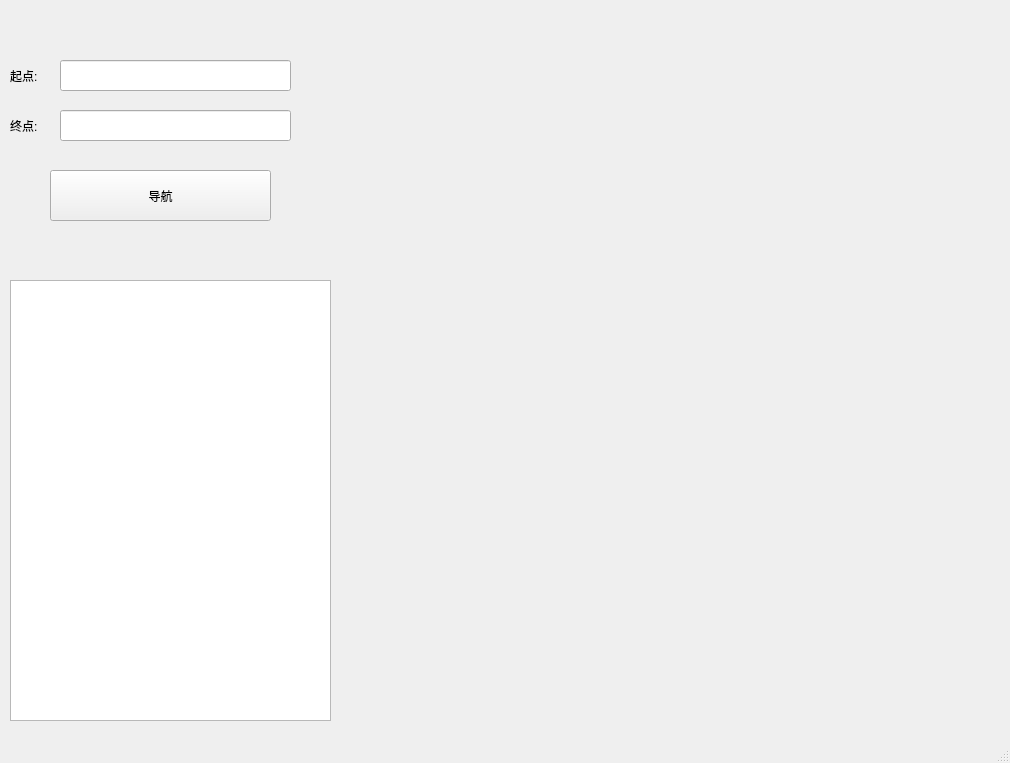
tangdouer1005/DataStructure_course_design, file src/navigation_window.ui: the form before one commit.
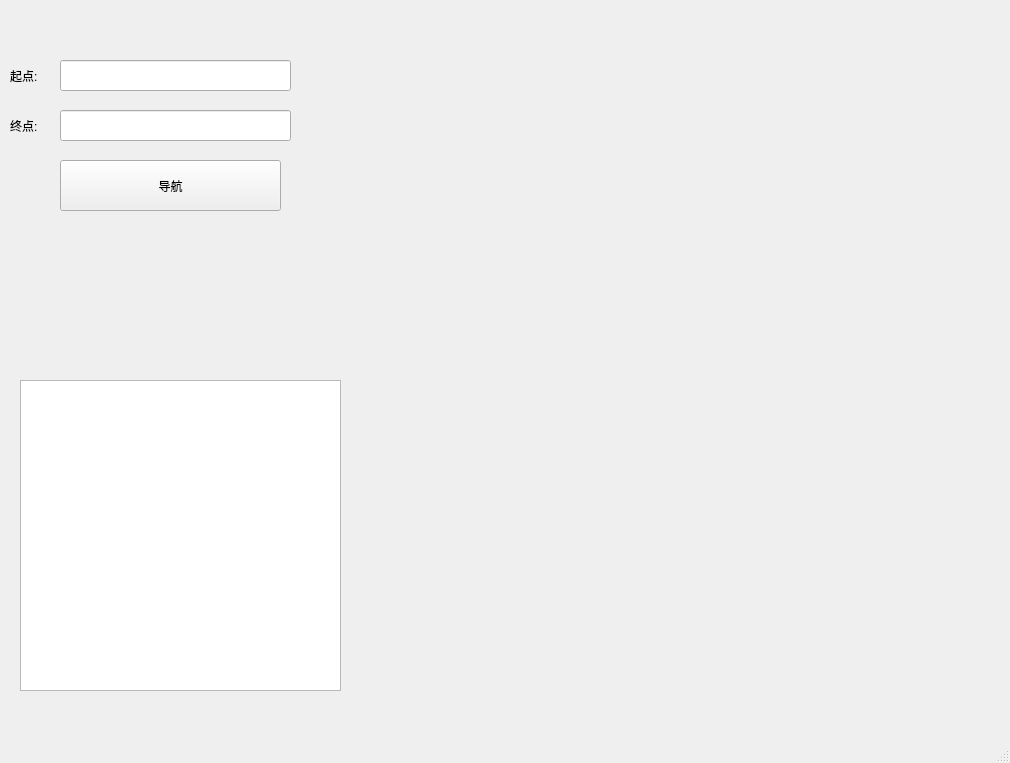
The form after the commit. Icons and pictures are not drawn.

Diff of the .ui file:
```diff
--- a/src/navigation_window.ui
+++ b/src/navigation_window.ui
@@ -46,18 +46,18 @@
    <widget class="QListWidget" name="list_agenda">
     <property name="geometry">
      <rect>
-      <x>10</x>
-      <y>280</y>
+      <x>20</x>
+      <y>380</y>
       <width>321</width>
-      <height>441</height>
+      <height>311</height>
      </rect>
     </property>
    </widget>
    <widget class="QPushButton" name="button_navigation">
     <property name="geometry">
      <rect>
-      <x>50</x>
-      <y>170</y>
+      <x>60</x>
+      <y>160</y>
       <width>221</width>
       <height>51</height>
      </rect>
```
